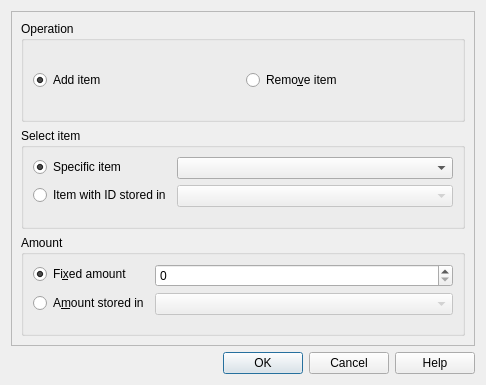
The window that src/ui/commands/change_item_widget.ui (EasyRPG/Editor) describes before a commit, drawn with Qt 5.
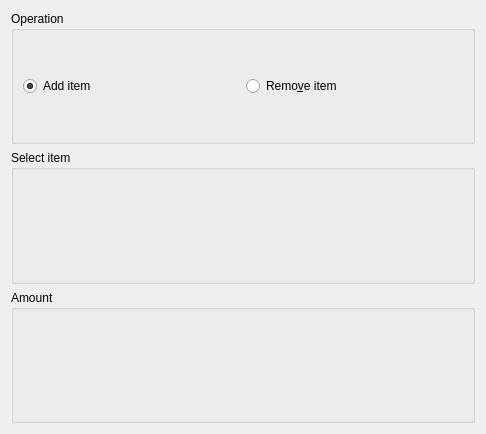
The same window after the commit. Custom widgets are drawn as their Qt base class.

Commit message:
Add OperandWidget. This provides the following three common cases used in many event commands:
- Value or Variable
- LCF Object or Variable
- Entire Party, Actor or Variable

Implement for ChangeItem and FullHeal Event command

```diff
--- a/src/ui/commands/change_item_widget.ui
+++ b/src/ui/commands/change_item_widget.ui
@@ -1,16 +1,13 @@
 <?xml version="1.0" encoding="UTF-8"?>
 <ui version="4.0">
  <class>ChangeItemWidget</class>
- <widget class="QDialog" name="ChangeItemWidget">
-  <property name="windowModality">
-   <enum>Qt::WindowModal</enum>
-  </property>
+ <widget class="QWidget" name="ChangeItemWidget">
   <property name="geometry">
    <rect>
     <x>0</x>
     <y>0</y>
     <width>486</width>
-    <height>385</height>
+    <height>434</height>
    </rect>
   </property>
   <property name="windowTitle">
@@ -21,137 +18,75 @@
   </property>
   <layout class="QVBoxLayout" name="verticalLayout">
    <item>
-    <widget class="QFrame" name="frame">
-     <property name="frameShape">
-      <enum>QFrame::StyledPanel</enum>
+    <widget class="QGroupBox" name="groupBox">
+     <property name="title">
+      <string>Operation</string>
      </property>
-     <property name="frameShadow">
-      <enum>QFrame::Raised</enum>
-     </property>
-     <layout class="QVBoxLayout" name="verticalLayout_2">
+     <layout class="QHBoxLayout" name="horizontalLayout">
       <item>
-       <widget class="QGroupBox" name="groupBox">
-        <property name="title">
-         <string>Operation</string>
+       <widget class="QRadioButton" name="radioOpAdd">
+        <property name="text">
+         <string>Add item</string>
         </property>
-        <layout class="QHBoxLayout" name="horizontalLayout">
-         <item>
-          <widget class="QRadioButton" name="op_add">
-           <property name="text">
-            <string>Add item</string>
-           </property>
-           <property name="checked">
-            <bool>true</bool>
-           </property>
-          </widget>
-         </item>
-         <item>
-          <widget class="QRadioButton" name="op_rem">
-           <property name="text">
-            <string>Remo&amp;ve item</string>
-           </property>
-          </widget>
-         </item>
-        </layout>
-       </widget>
-      </item>
-      <item>
-       <widget class="QGroupBox" name="groupBox_2">
-        <property name="title">
-         <string>Select item</string>
+        <property name="checked">
+         <bool>true</bool>
         </property>
-        <layout class="QFormLayout" name="formLayout">
-         <item row="0" column="0">
-          <widget class="QRadioButton" name="item_box_item">
-           <property name="text">
-            <string>Specific item</string>
-           </property>
-           <property name="checked">
-            <bool>true</bool>
-           </property>
-          </widget>
-         </item>
-         <item row="0" column="1">
-          <widget class="ItemRpgComboBox" name="item_item"/>
-         </item>
-         <item row="1" column="0">
-          <widget class="QRadioButton" name="item_box_variable">
-           <property name="text">
-            <string>Item with ID stored in</string>
-           </property>
-          </widget>
-         </item>
-         <item row="1" column="1">
-          <widget class="VariableRpgComboBox" name="item_variable">
-           <property name="enabled">
-            <bool>false</bool>
-           </property>
-          </widget>
-         </item>
-        </layout>
+        <attribute name="buttonGroup">
+         <string notr="true">groupOp_arg0</string>
+        </attribute>
        </widget>
       </item>
       <item>
-       <widget class="QGroupBox" name="groupBox_3">
-        <property name="title">
-         <string>Amount</string>
+       <widget class="QRadioButton" name="radioOpRemove">
+        <property name="text">
+         <string>Remo&amp;ve item</string>
         </property>
-        <layout class="QFormLayout" name="formLayout_2">
-         <item row="0" column="0">
-          <widget class="QRadioButton" name="amount_box_fix">
-           <property name="text">
-            <string>Fi&amp;xed amount</string>
-           </property>
-           <property name="checked">
-            <bool>true</bool>
-           </property>
-          </widget>
-         </item>
-         <item row="0" column="1">
-          <widget class="QSpinBox" name="amount_amount"/>
-         </item>
-         <item row="1" column="0">
-          <widget class="QRadioButton" name="amount_box_variable">
-           <property name="text">
-            <string>A&amp;mount stored in</string>
-           </property>
-          </widget>
-         </item>
-         <item row="1" column="1">
-          <widget class="VariableRpgComboBox" name="amount_variable">
-           <property name="enabled">
-            <bool>false</bool>
-           </property>
-          </widget>
-         </item>
-        </layout>
+        <attribute name="buttonGroup">
+         <string notr="true">groupOp_arg0</string>
+        </attribute>
        </widget>
       </item>
      </layout>
     </widget>
    </item>
    <item>
-    <widget class="QDialogButtonBox" name="buttonBox">
-     <property name="orientation">
-      <enum>Qt::Horizontal</enum>
+    <widget class="QGroupBox" name="groupBox_2">
+     <property name="title">
+      <string>Select item</string>
      </property>
-     <property name="standardButtons">
-      <set>QDialogButtonBox::Cancel|QDialogButtonBox::Help|QDialogButtonBox::Ok</set>
+     <layout class="QGridLayout" name="gridLayout">
+      <item row="0" column="0">
+       <widget class="ItemOperandWidget" name="operandItem" native="true"/>
+      </item>
+     </layout>
+    </widget>
+   </item>
+   <item>
+    <widget class="QGroupBox" name="groupBox_3">
+     <property name="title">
+      <string>Amount</string>
      </property>
+     <layout class="QGridLayout" name="gridLayout_2">
+      <item row="0" column="1">
+       <widget class="ValueOperandWidget" name="operandAmount" native="true"/>
+      </item>
+     </layout>
     </widget>
    </item>
   </layout>
  </widget>
  <customwidgets>
   <customwidget>
-   <class>VariableRpgComboBox</class>
-   <extends>QComboBox</extends>
-   <header>ui/common/rpg_combobox.h</header>
+   <class>ItemOperandWidget</class>
+   <extends>QWidget</extends>
+   <header>ui/common/operand_widget.h</header>
+   <container>1</container>
   </customwidget>
   <customwidget>
-   <class>ItemRpgComboBox</class>
-   <extends>QComboBox</extends>
-   <header>ui/common/rpg_combobox.h</header>
+   <class>ValueOperandWidget</class>
+   <extends>QWidget</extends>
+   <header>ui/common/operand_widget.h</header>
+   <container>1</container>
   </customwidget>
  </customwidgets>
  <resources/>
```
Left out of the diff: 121 changed lines with no effect on the pictures. The commit also changes 12 other files.
